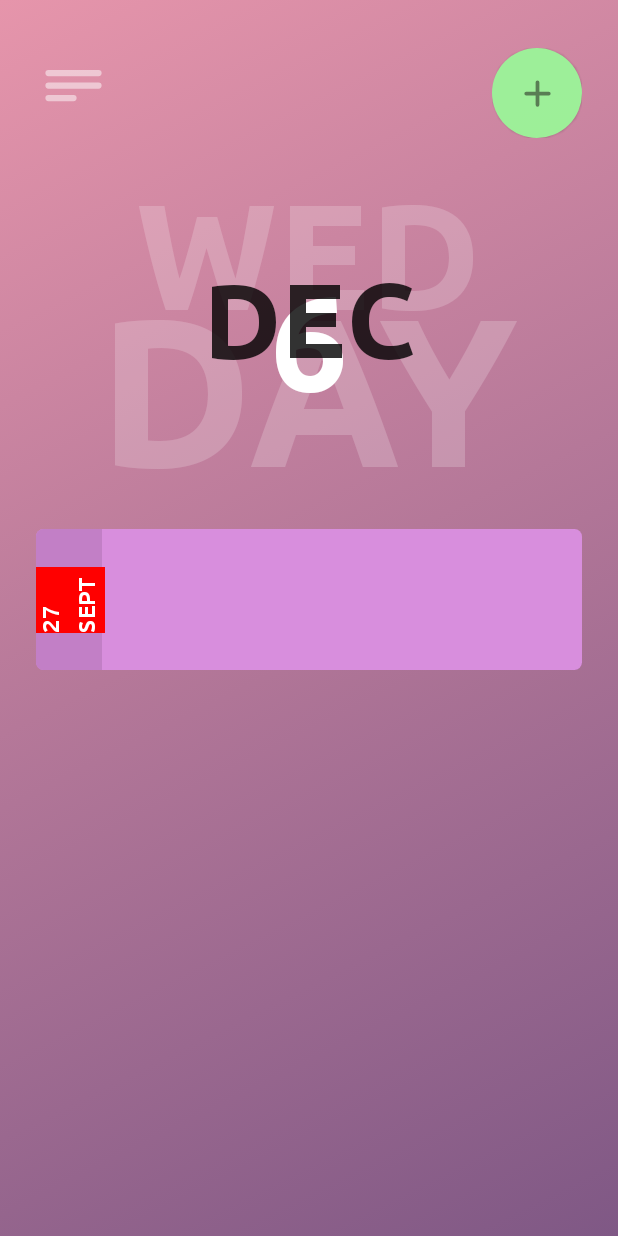
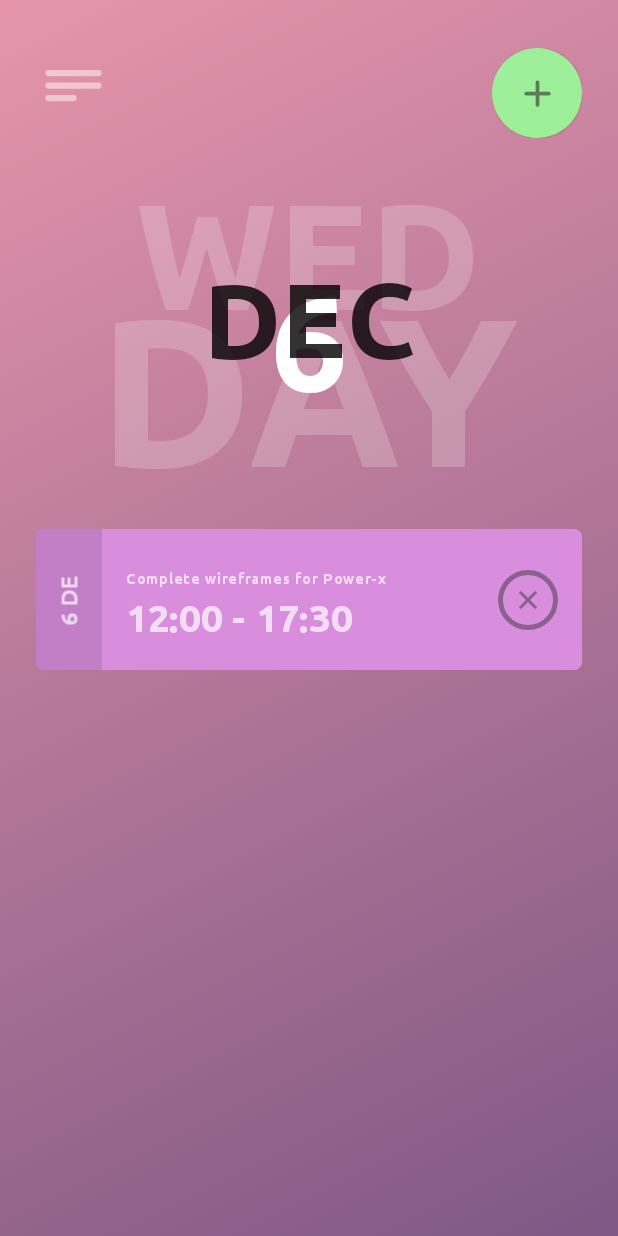
Before and after one commit to BRBXGIT/TodoList, an Android app built with Jetpack Compose: the screen it shows after launch (MainActivity), on a phone screen of 412 x 824 dp. Run offline under Robolectric (Android 15) with nearby library versions, the phone set to English and light mode, and no system bars.

Commit message:
todo item is almost done

```diff
--- a/app/src/main/java/com/example/todolist/ui/main_screen/todo_item.kt
+++ b/app/src/main/java/com/example/todolist/ui/main_screen/todo_item.kt
@@ -1,18 +1,29 @@
 package com.example.todolist.ui.main_screen
 
 import androidx.compose.foundation.background
+import androidx.compose.foundation.border
+import androidx.compose.foundation.layout.Arrangement
 import androidx.compose.foundation.layout.Box
+import androidx.compose.foundation.layout.Column
+import androidx.compose.foundation.layout.Row
 import androidx.compose.foundation.layout.fillMaxHeight
+import androidx.compose.foundation.layout.fillMaxSize
 import androidx.compose.foundation.layout.fillMaxWidth
+import androidx.compose.foundation.layout.padding
+import androidx.compose.foundation.layout.size
+import androidx.compose.foundation.shape.CircleShape
 import androidx.compose.foundation.shape.RoundedCornerShape
+import androidx.compose.material3.Icon
 import androidx.compose.material3.Text
 import androidx.compose.runtime.Composable
 import androidx.compose.ui.Alignment
 import androidx.compose.ui.Modifier
+import androidx.compose.ui.draw.alpha
 import androidx.compose.ui.draw.clip
 import androidx.compose.ui.draw.rotate
 import androidx.compose.ui.draw.shadow
 import androidx.compose.ui.graphics.Color
+import androidx.compose.ui.res.painterResource
 import androidx.compose.ui.text.font.Font
 import androidx.compose.ui.text.font.FontFamily
 import androidx.compose.ui.text.font.FontWeight
@@ -29,7 +40,7 @@ fun TodoItem() {
         Font(R.font.ubuntu_medium, FontWeight.Medium),
     )
 
-    Box(
+    Row(
         modifier = Modifier
             .fillMaxWidth()
             .fillMaxHeight(0.2f)
@@ -45,15 +56,61 @@ fun TodoItem() {
             contentAlignment = Alignment.Center
         ) {
             Text(
-                text = "27 SEPT",
+                text = "6 DE",
                 color = Color.White,
                 fontWeight = FontWeight.Bold,
                 fontFamily = fontFamily,
                 fontSize = 15.sp,
                 modifier = Modifier
                     .rotate(-90f)
-                    .background(Color.Red),
+                    .alpha(0.7f)
             )
+        }
+        Row(
+            modifier = Modifier
+                .fillMaxSize()
+                .padding(start = 16.dp, end = 16.dp),
+            verticalAlignment = Alignment.CenterVertically,
+            horizontalArrangement = Arrangement.SpaceBetween
+        ) {
+            Column(
+                horizontalAlignment = Alignment.Start,
+                verticalArrangement = Arrangement.Center
+            ) {
+                Text(
+                    text = "Complete wireframes for Power-x",
+                    color = Color.White,
+                    fontWeight = FontWeight.Bold,
+                    fontFamily = fontFamily,
+                    fontSize = 10.sp,
+                    modifier = Modifier
+                        .alpha(0.7f)
+                )
+                Text(
+                    text = "12:00 - 17:30",
+                    color = Color.White,
+                    fontWeight = FontWeight.Bold,
+                    fontFamily = fontFamily,
+                    fontSize = 25.sp,
+                    modifier = Modifier
+                        .alpha(0.7f)
+                )
+            }
+            Box(
+                modifier = Modifier
+                    .size(40.dp)
+                    .border(3.dp, Color(0xFF8B618F), CircleShape)
+                    .clip(CircleShape),
+                contentAlignment = Alignment.Center
+            ) {
+                Icon(
+                    painter = painterResource(id = R.drawable.not_complited_todo_icon),
+                    contentDescription = "Not completed todo icon",
+                    tint = Color(0xFF8B618F),
+                    modifier = Modifier
+                        .size(12.dp)
+                )
+            }
         }
     }
 }
--- /dev/null
+++ b/app/src/main/res/drawable/not_complited_todo_icon.xml
@@ -0,0 +1,4 @@
+<vector android:height="24dp" android:viewportHeight="460.77"
+    android:viewportWidth="460.77" android:width="24dp" xmlns:android="http://schemas.android.com/apk/res/android">
+    <path android:fillColor="#000000" android:pathData="M285.08,230.4L456.22,59.27c6.08,-6.08 6.08,-15.91 0,-21.99L423.51,4.57c-2.91,-2.91 -6.87,-4.55 -10.99,-4.55c-4.13,0 -8.08,1.64 -10.99,4.55l-171.14,171.14L59.25,4.57c-2.91,-2.91 -6.87,-4.55 -10.99,-4.55c-4.13,0 -8.08,1.64 -10.99,4.55L4.56,37.28c-6.08,6.07 -6.08,15.91 0,21.99l171.14,171.13L4.57,401.51c-6.07,6.08 -6.07,15.91 0,21.99l32.71,32.72c2.91,2.91 6.86,4.55 10.99,4.55c4.13,0 8.08,-1.64 10.99,-4.55l171.12,-171.12l171.12,171.12c2.91,2.91 6.87,4.55 10.99,4.55c4.13,0 8.08,-1.64 10.99,-4.55l32.71,-32.72c6.07,-6.07 6.07,-15.91 0,-21.99L285.08,230.4z"/>
+</vector>
```
